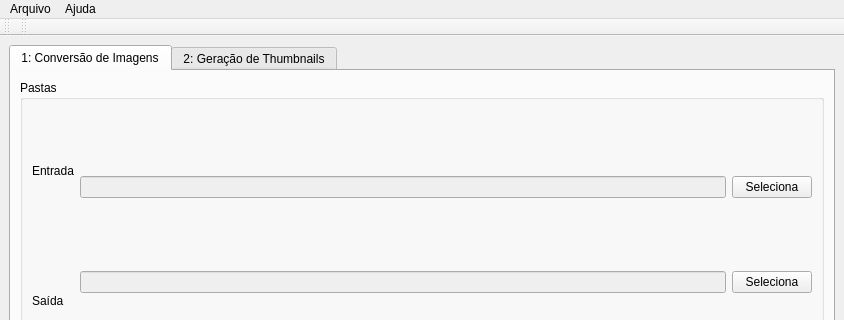
Old version of the form knoma-converter.ui in the repository KNOMA-LAB/knoma-converter; both pictures show x 0 to 844 and y 0 to 320 of the 844 by 733 pixel window.
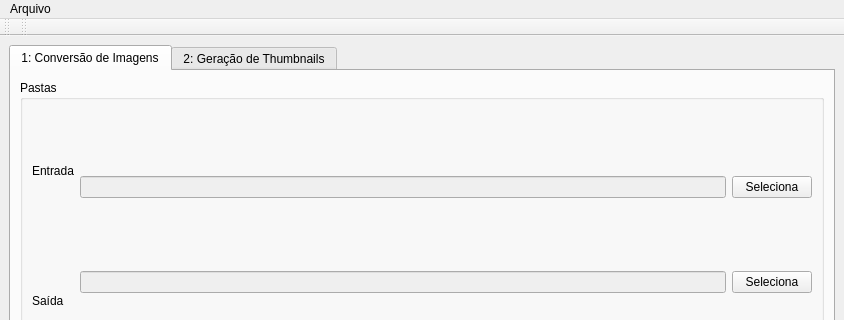
New version of the form.

Commit message: Excluído menu de "Ajuda"

What changed in the file:
```diff
--- a/knoma-converter.ui
+++ b/knoma-converter.ui
@@ -258,17 +258,7 @@
     </property>
     <addaction name="actionClose"/>
    </widget>
-   <widget class="QMenu" name="menuHelp">
-    <property name="layoutDirection">
-     <enum>Qt::LeftToRight</enum>
-    </property>
-    <property name="title">
-     <string>Ajuda</string>
-    </property>
-    <addaction name="actionAbout"/>
-   </widget>
    <addaction name="menuFile"/>
-   <addaction name="menuHelp"/>
   </widget>
   <widget class="QStatusBar" name="statusbar"/>
   <widget class="QToolBar" name="toolBar">
```
The commit also changes 2 other files.
